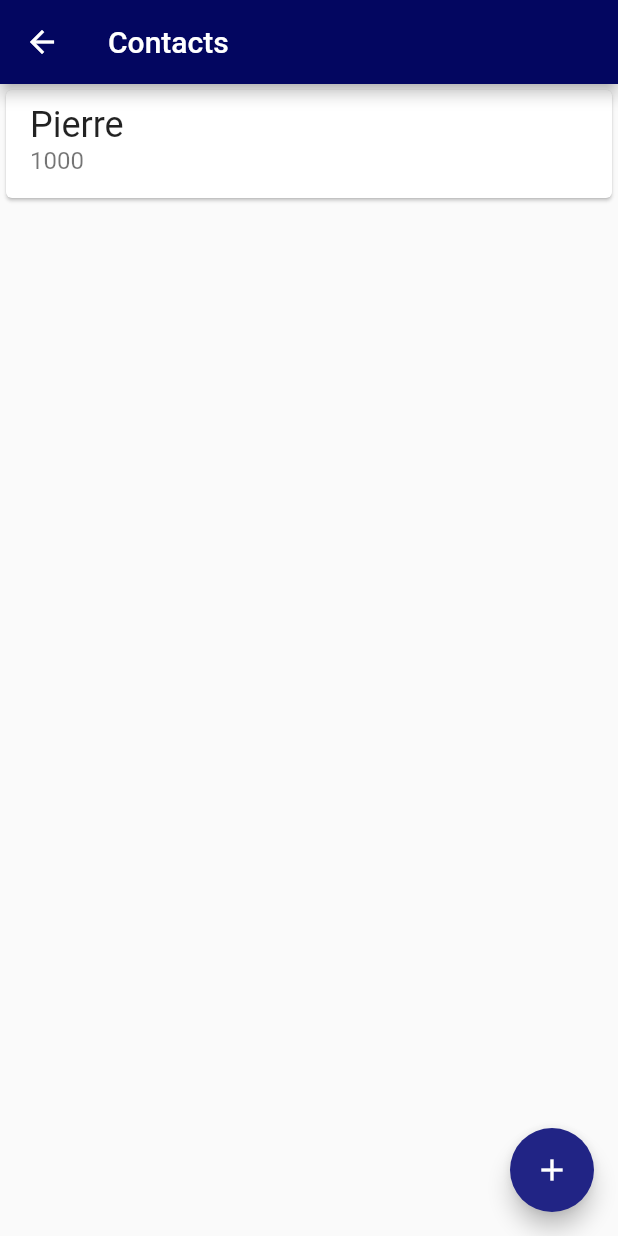
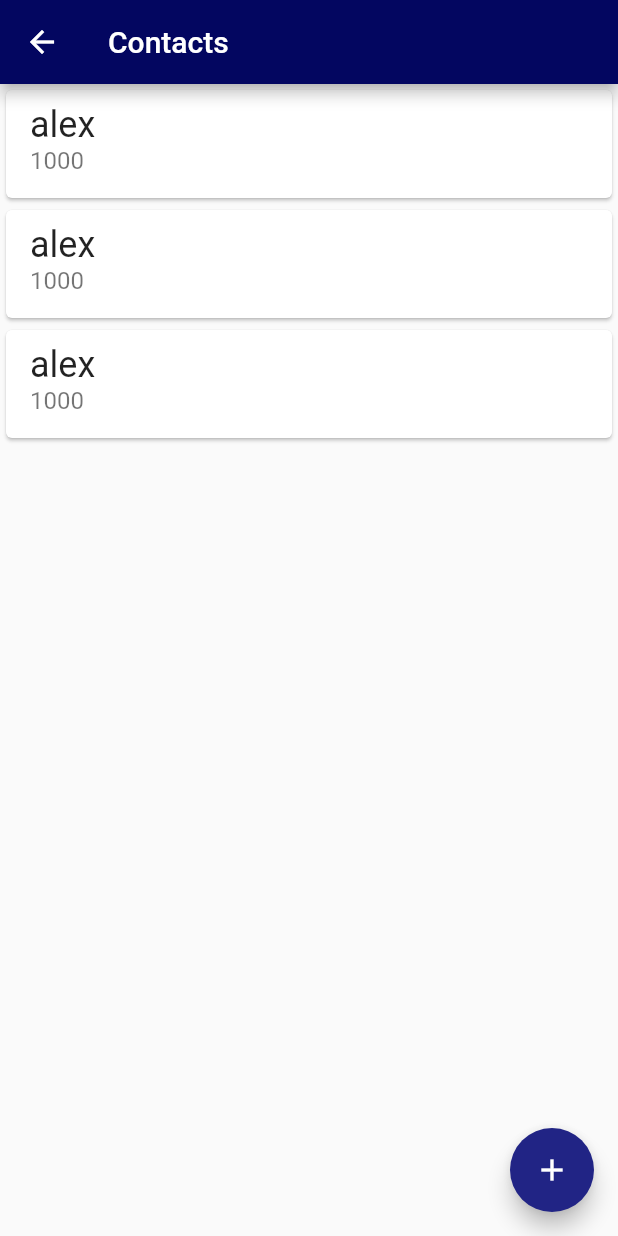
Before and after one commit to PierreVieira/PiBank, a Flutter app: the screen it shows after launch, after a tap on "Contacts", on a phone screen of 412 x 824 dp. Run offline on Flutter 3.47's test engine with Material 2 defaults, Android fonts, the phone set to English and light mode, and no system bars; our stand-ins replace sqflite; accounts and stored records are empty.

Commit message:
List Builder

```diff
--- a/lib/database/app_database.dart
+++ b/lib/database/app_database.dart
@@ -1,14 +1,41 @@
+import 'package:pibank/models/contact.dart';
 import 'package:path/path.dart';
 import 'package:sqflite/sqflite.dart';
 
-void createDatabase(){
-  getDatabasesPath().then((dbPath){
-    final String path = join(dbPath, 'pibank.db');
-    openDatabase(path, onCreate: (db, version) {
+Future<Database> createDatabase() {
+  return getDatabasesPath().then((dbPath) {
+    final String path = join(dbPath, 'bytebank.db');
+    return openDatabase(path, onCreate: (db, version) {
       db.execute('CREATE TABLE contacts('
-      'id INTEGER PRIMARY KEY, '
-      'name TEXT,'
-      'account_number INTEGER)');
+          'id INTEGER PRIMARY KEY, '
+          'name TEXT, '
+          'account_number INTEGER)');
     }, version: 1);
   });
 }
+
+Future<int> save(Contact contact) {
+  return createDatabase().then((db) {
+    final Map<String, dynamic> contactMap = Map();
+    contactMap['name'] = contact.name;
+    contactMap['account_number'] = contact.accountNumber;
+    return db.insert('contacts', contactMap);
+  });
+}
+
+Future<List<Contact>> findAll() {
+  return createDatabase().then((db) {
+    return db.query('contacts').then((maps) {
+      final List<Contact> contacts = List();
+      for (Map<String, dynamic> map in maps) {
+        final Contact contact = Contact(
+          map['id'],
+          map['name'],
+          map['account_number'],
+        );
+        contacts.add(contact);
+      }
+      return contacts;
+    });
+  });
+}
--- a/lib/main.dart
+++ b/lib/main.dart
@@ -1,7 +1,14 @@
 import 'package:flutter/material.dart';
+import 'package:pibank/models/contact.dart';
+import 'database/app_database.dart';
 import 'screens/dashboard.dart';
 
-void main() => runApp(PiBank());
+void main() {
+  runApp(PiBank());
+  save(Contact(0, 'alex', 1000)).then((id) {
+    findAll().then((contacts) => debugPrint(contacts.toString()));
+  });
+}
 
 class PiBank extends StatelessWidget {
   @override
--- a/lib/models/contact.dart
+++ b/lib/models/contact.dart
@@ -1,11 +1,16 @@
-class Contact{
-  final String nome;
+class Contact {
+  final String name;
   final int accountNumber;
+  final int id;
 
-  Contact(this.nome, this.accountNumber);
+  Contact(
+    this.id,
+    this.name,
+    this.accountNumber,
+  );
 
   @override
   String toString() {
-    return 'Contact{nome: $nome, accountNumber: $accountNumber}';
+    return 'Contact{id: $id nome: $name, accountNumber: $accountNumber}';
   }
 }
--- a/lib/screens/contact_form.dart
+++ b/lib/screens/contact_form.dart
@@ -50,7 +50,7 @@ class _ContactFormState extends State<ContactForm> {
                   onPressed: () {
                     final String name = _nameController.text;
                     final int accountNumber = int.tryParse(_accountNumberController.text);
-                    final Contact newContact = Contact(name, accountNumber);
+                    final Contact newContact = Contact(0, name, accountNumber);
                     Navigator.pop(context, newContact);
                   },
                   child: Text('Create'),
--- a/lib/screens/contacts_list.dart
+++ b/lib/screens/contacts_list.dart
@@ -1,32 +1,26 @@
 import 'package:flutter/material.dart';
+import 'package:pibank/models/contact.dart';
 import 'package:pibank/screens/contact_form.dart';
 
 class ContactsList extends StatelessWidget {
+
+  final List<Contact> contacts = List();
+
   @override
   Widget build(BuildContext context) {
+    contacts.add(Contact(0, 'alex', 1000));
+    contacts.add(Contact(0, 'alex', 1000));
+    contacts.add(Contact(0, 'alex', 1000));
     return Scaffold(
       appBar: AppBar(
         title: Text('Contacts'),
       ),
-      body: ListView(
-        children: <Widget>[
-          Card(
-            child: ListTile(
-              title: Text(
-                'Pierre',
-                style: TextStyle(
-                  fontSize: 24.0,
-                ),
-              ),
-              subtitle: Text(
-                '1000',
-                style: TextStyle(
-                  fontSize: 16.0,
-                ),
-              ),
-            ),
-          )
-        ],
+      body: ListView.builder(
+        itemBuilder: (BuildContext context, int index) {
+          final Contact contact = contacts[index];
+          return _ContactItem(contact);
+        },
+        itemCount: contacts.length,
       ),
       floatingActionButton: FloatingActionButton(
         onPressed: () {
@@ -42,3 +36,29 @@ class ContactsList extends StatelessWidget {
     );
   }
 }
+
+class _ContactItem extends StatelessWidget {
+  final Contact contact;
+
+  const _ContactItem(this.contact);
+
+  @override
+  Widget build(BuildContext context) {
+    return Card(
+      child: ListTile(
+        title: Text(
+          contact.name,
+          style: TextStyle(
+            fontSize: 24.0,
+          ),
+        ),
+        subtitle: Text(
+          contact.accountNumber.toString(),
+          style: TextStyle(
+            fontSize: 16.0,
+          ),
+        ),
+      ),
+    );
+  }
+}
```
